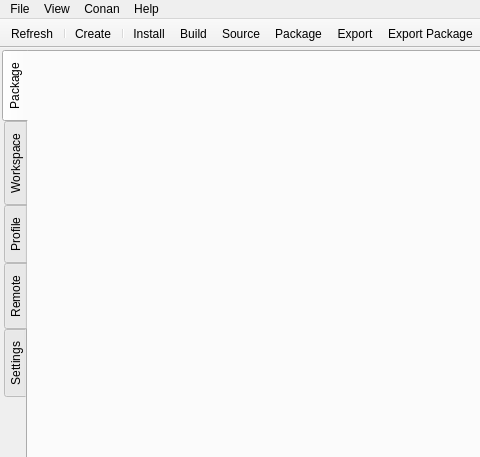
First picture: the form in resources/ui/main_window.ui, repository afri-bit/conan-guide, before the edit; both pictures show x 0 to 480 and y 0 to 457 of the 1200 by 800 pixel window.
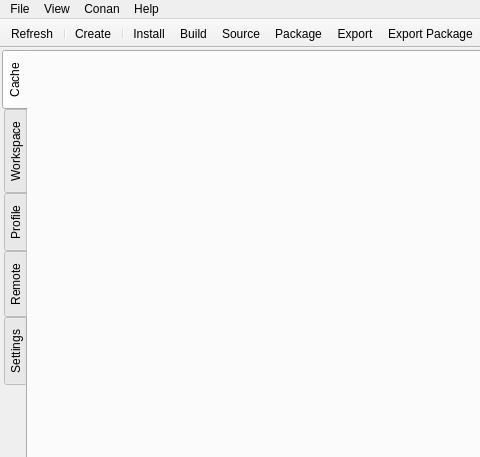
Second picture: the form after the edit. Icons and pictures are not drawn.

Commit message:
Refactoring and renaming of the keywords between recipe and package
To avoid the confusion between package and recipe, all the class,
methods and files that are related to this issue are refactored.
In addition the controller python package has subgroups now.
The name of the tab in the main window ui is changed to cache instead of
package.

```diff
--- a/resources/ui/main_window.ui
+++ b/resources/ui/main_window.ui
@@ -63,7 +63,7 @@
          <normaloff>:/icon/light/tab_package.png</normaloff>:/icon/light/tab_package.png</iconset>
        </attribute>
        <attribute name="title">
-        <string>Package</string>
+        <string>Cache</string>
        </attribute>
        <layout class="QHBoxLayout" name="layoutTabPackage">
         <property name="spacing">
```
Left out of the diff: 14 changed lines with no effect on the pictures. The commit also changes 21 other files.
